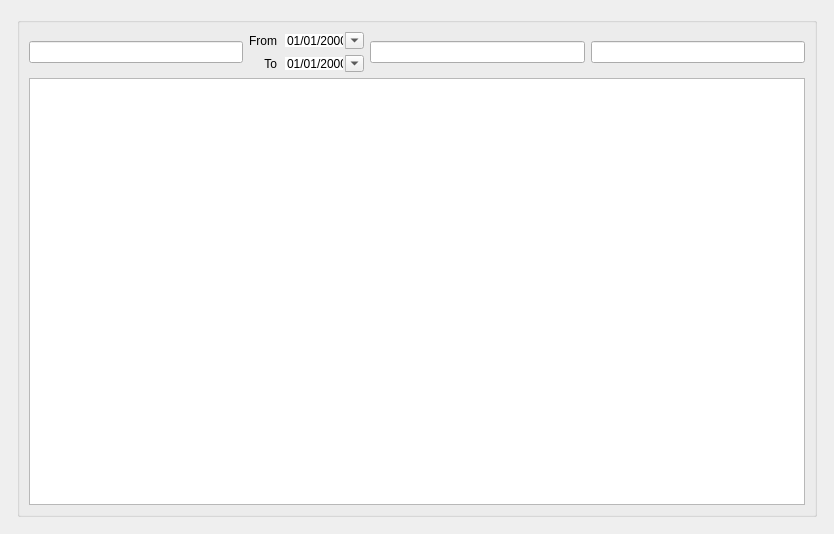
First picture: the form in src/periodwisesalesform.ui, repository thamizha/angadi, before the edit.
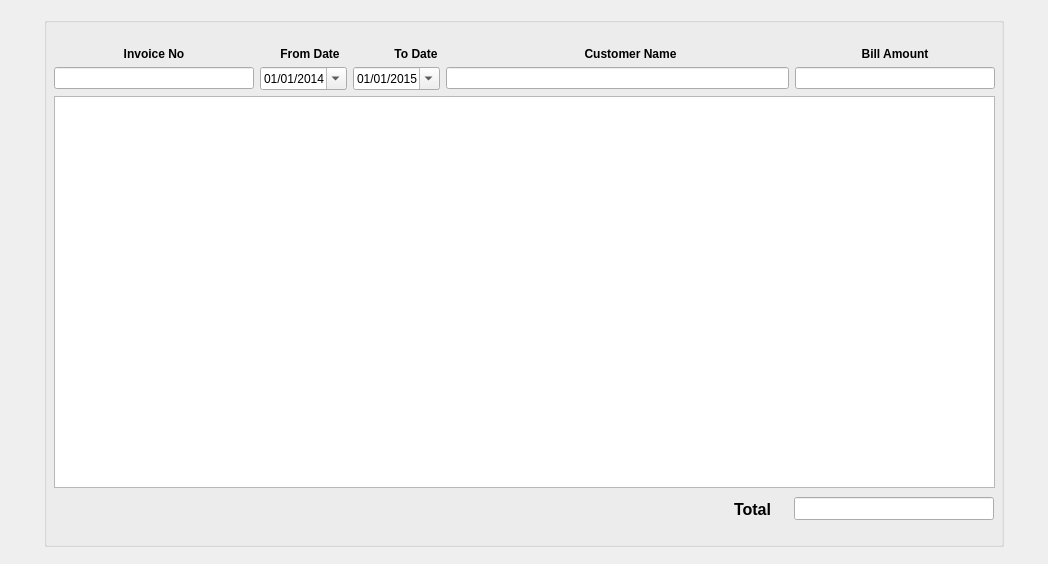
Second picture: the form after the edit.

Commit message: minor tweaks at period wise sales report UI

What changed in the file:
```diff
--- a/src/periodwisesalesform.ui
+++ b/src/periodwisesalesform.ui
@@ -6,16 +6,16 @@
    <rect>
     <x>0</x>
     <y>0</y>
-    <width>834</width>
-    <height>534</height>
+    <width>1048</width>
+    <height>564</height>
    </rect>
   </property>
   <property name="windowTitle">
    <string>Form</string>
   </property>
-  <layout class="QHBoxLayout" name="horizontalLayout_6">
+  <layout class="QHBoxLayout" name="horizontalLayout_3">
    <item>
-    <layout class="QHBoxLayout" name="horizontalLayout">
+    <layout class="QHBoxLayout" name="horizontalLayout_2">
      <item>
       <spacer name="horizontalSpacer">
        <property name="orientation">
@@ -30,9 +30,9 @@
       </spacer>
      </item>
      <item>
-      <layout class="QVBoxLayout" name="verticalLayout">
+      <layout class="QVBoxLayout" name="verticalLayout_2">
        <item>
-        <spacer name="verticalSpacer">
+        <spacer name="verticalSpacer_2">
          <property name="orientation">
           <enum>Qt::Vertical</enum>
          </property>
@@ -48,74 +48,225 @@
         <widget class="QGroupBox" name="groupBox">
          <property name="minimumSize">
           <size>
-           <width>800</width>
-           <height>500</height>
+           <width>960</width>
+           <height>530</height>
           </size>
          </property>
          <property name="title">
           <string/>
          </property>
-         <layout class="QHBoxLayout" name="horizontalLayout_2">
-          <item>
-           <layout class="QVBoxLayout" name="verticalLayout_2">
-            <item>
-             <layout class="QHBoxLayout" name="horizontalLayout_3">
-              <item>
-               <widget class="QLineEdit" name="lineEditInvoiceNo"/>
-              </item>
+         <widget class="QLineEdit" name="lineEditTotalBalance">
+          <property name="geometry">
+           <rect>
+            <x>750</x>
+            <y>480</y>
+            <width>200</width>
+            <height>23</height>
+           </rect>
+          </property>
+          <property name="minimumSize">
+           <size>
+            <width>200</width>
+            <height>0</height>
+           </size>
+          </property>
+          <property name="font">
+           <font>
+            <pointsize>12</pointsize>
+            <weight>75</weight>
+            <bold>true</bold>
+           </font>
+          </property>
+          <property name="alignment">
+           <set>Qt::AlignRight|Qt::AlignTrailing|Qt::AlignVCenter</set>
+          </property>
+         </widget>
+         <widget class="QLabel" name="label">
+          <property name="geometry">
+           <rect>
+            <x>690</x>
+            <y>482</y>
+            <width>58</width>
+            <height>20</height>
+           </rect>
+          </property>
+          <property name="font">
+           <font>
+            <pointsize>12</pointsize>
+            <weight>75</weight>
+            <bold>true</bold>
+           </font>
+          </property>
+          <property name="text">
+           <string>Total</string>
+          </property>
+         </widget>
+         <widget class="QWidget" name="layoutWidget_2">
+          <property name="geometry">
+           <rect>
+            <x>10</x>
+            <y>30</y>
+            <width>941</width>
+            <height>441</height>
+           </rect>
+          </property>
+          <layout class="QVBoxLayout" name="verticalLayout">
               <item>
                <layout class="QHBoxLayout" name="horizontalLayout_4">
                 <item>
-                 <layout class="QVBoxLayout" name="verticalLayout_4">
+              <widget class="QLabel" name="label_2">
+               <property name="maximumSize">
+                <size>
+                 <width>200</width>
+                 <height>16777215</height>
+                </size>
+               </property>
+               <property name="font">
+                <font>
+                 <pointsize>9</pointsize>
+                 <weight>75</weight>
+                 <bold>true</bold>
+                </font>
+               </property>
+               <property name="text">
+                <string>Invoice No</string>
+               </property>
+               <property name="alignment">
+                <set>Qt::AlignCenter</set>
+               </property>
+              </widget>
+             </item>
                   <item>
                    <widget class="QLabel" name="label_3">
+               <property name="minimumSize">
+                <size>
+                 <width>80</width>
+                 <height>0</height>
+                </size>
+               </property>
+               <property name="maximumSize">
+                <size>
+                 <width>100</width>
+                 <height>16777215</height>
+                </size>
+               </property>
+               <property name="font">
+                <font>
+                 <pointsize>9</pointsize>
+                 <weight>75</weight>
+                 <bold>true</bold>
+                </font>
+               </property>
                     <property name="text">
-                     <string>From</string>
+                <string>From Date</string>
                     </property>
                     <property name="alignment">
-                     <set>Qt::AlignRight|Qt::AlignTrailing|Qt::AlignVCenter</set>
+                <set>Qt::AlignCenter</set>
                     </property>
                    </widget>
                   </item>
                   <item>
                    <widget class="QLabel" name="label_4">
+               <property name="minimumSize">
+                <size>
+                 <width>80</width>
+                 <height>0</height>
+                </size>
+               </property>
+               <property name="maximumSize">
+                <size>
+                 <width>100</width>
+                 <height>16777215</height>
+                </size>
+               </property>
+               <property name="font">
+                <font>
+                 <pointsize>9</pointsize>
+                 <weight>75</weight>
+                 <bold>true</bold>
+                </font>
+               </property>
                     <property name="text">
-                     <string>To</string>
+                <string>To Date</string>
                     </property>
                     <property name="alignment">
-                     <set>Qt::AlignRight|Qt::AlignTrailing|Qt::AlignVCenter</set>
+                <set>Qt::AlignCenter</set>
+               </property>
+              </widget>
+             </item>
+             <item>
+              <widget class="QLabel" name="label_5">
+               <property name="maximumSize">
+                <size>
+                 <width>350</width>
+                 <height>16777215</height>
+                </size>
+               </property>
+               <property name="font">
+                <font>
+                 <pointsize>9</pointsize>
+                 <weight>75</weight>
+                 <bold>true</bold>
+                </font>
+               </property>
+               <property name="text">
+                <string>Customer Name</string>
+               </property>
+               <property name="alignment">
+                <set>Qt::AlignCenter</set>
+               </property>
+              </widget>
+             </item>
+             <item>
+              <widget class="QLabel" name="label_6">
+               <property name="maximumSize">
+                <size>
+                 <width>200</width>
+                 <height>16777215</height>
+                </size>
+               </property>
+               <property name="font">
+                <font>
+                 <pointsize>9</pointsize>
+                 <weight>75</weight>
+                 <bold>true</bold>
+                </font>
+               </property>
+               <property name="text">
+                <string>Bill Amount</string>
+               </property>
+               <property name="alignment">
+                <set>Qt::AlignCenter</set>
                     </property>
                    </widget>
                   </item>
                  </layout>
                 </item>
                 <item>
-                 <layout class="QVBoxLayout" name="verticalLayout_5">
+            <layout class="QHBoxLayout" name="horizontalLayout">
+             <item>
+              <widget class="QLineEdit" name="lineEditInvoice">
+               <property name="maximumSize">
+                <size>
+                 <width>200</width>
+                 <height>16777215</height>
+                </size>
+               </property>
+              </widget>
+             </item>
                   <item>
                    <widget class="QDateEdit" name="dateEditFrom">
-                    <property name="enabled">
-                     <bool>true</bool>
-                    </property>
-                    <property name="mouseTracking">
-                     <bool>false</bool>
-                    </property>
-                    <property name="focusPolicy">
-                     <enum>Qt::TabFocus</enum>
-                    </property>
-                    <property name="styleSheet">
-                     <string notr="true"/>
-                    </property>
-                    <property name="wrapping">
-                     <bool>false</bool>
-                    </property>
-                    <property name="frame">
-                     <bool>false</bool>
-                    </property>
-                    <property name="accelerated">
-                     <bool>false</bool>
-                    </property>
-                    <property name="keyboardTracking">
-                     <bool>true</bool>
+               <property name="minimumSize">
+                <size>
+                 <width>80</width>
+                 <height>0</height>
+                </size>
+               </property>
+               <property name="maximumSize">
+                <size>
+                 <width>100</width>
+                 <height>16777215</height>
+                </size>
                     </property>
                     <property name="displayFormat">
                      <string>dd/MM/yyyy</string>
@@ -123,36 +274,28 @@
                     <property name="calendarPopup">
                      <bool>true</bool>
                     </property>
-                    <property name="timeSpec">
-                     <enum>Qt::LocalTime</enum>
+               <property name="date">
+                <date>
+                 <year>2014</year>
+                 <month>1</month>
+                 <day>1</day>
+                </date>
                     </property>
                    </widget>
                   </item>
                   <item>
                    <widget class="QDateEdit" name="dateEditTo">
-                    <property name="enabled">
-                     <bool>true</bool>
-                    </property>
-                    <property name="mouseTracking">
-                     <bool>false</bool>
-                    </property>
-                    <property name="focusPolicy">
-                     <enum>Qt::TabFocus</enum>
-                    </property>
-                    <property name="styleSheet">
-                     <string notr="true"/>
-                    </property>
-                    <property name="wrapping">
-                     <bool>false</bool>
-                    </property>
-                    <property name="frame">
-                     <bool>false</bool>
-                    </property>
-                    <property name="accelerated">
-                     <bool>false</bool>
-                    </property>
-                    <property name="keyboardTracking">
-                     <bool>true</bool>
+               <property name="minimumSize">
+                <size>
+                 <width>80</width>
+                 <height>0</height>
+                </size>
+               </property>
+               <property name="maximumSize">
+                <size>
+                 <width>100</width>
+                 <height>16777215</height>
+                </size>
                     </property>
                     <property name="displayFormat">
                      <string>dd/MM/yyyy</string>
@@ -160,20 +303,34 @@
                     <property name="calendarPopup">
                      <bool>true</bool>
                     </property>
-                    <property name="timeSpec">
-                     <enum>Qt::LocalTime</enum>
+               <property name="date">
+                <date>
+                 <year>2015</year>
+                 <month>1</month>
+                 <day>1</day>
+                </date>
                     </property>
                    </widget>
                   </item>
-                 </layout>
-                </item>
-               </layout>
-              </item>
               <item>
-               <widget class="QLineEdit" name="lineEditCustomer"/>
+              <widget class="QLineEdit" name="lineEditCustomer">
+               <property name="maximumSize">
+                <size>
+                 <width>400</width>
+                 <height>16777215</height>
+                </size>
+               </property>
+              </widget>
               </item>
               <item>
-               <widget class="QLineEdit" name="lineEditTotal"/>
+              <widget class="QLineEdit" name="lineEditTotal">
+               <property name="maximumSize">
+                <size>
+                 <width>200</width>
+                 <height>16777215</height>
+                </size>
+               </property>
+              </widget>
               </item>
              </layout>
             </item>
@@ -181,12 +338,11 @@
              <widget class="QTableView" name="tableView"/>
             </item>
            </layout>
-          </item>
-         </layout>
+         </widget>
         </widget>
        </item>
        <item>
-        <spacer name="verticalSpacer_2">
+        <spacer name="verticalSpacer">
          <property name="orientation">
           <enum>Qt::Vertical</enum>
          </property>
```
Lines whose indentation alone changed are shown as unchanged. The commit also changes 1 other file.
